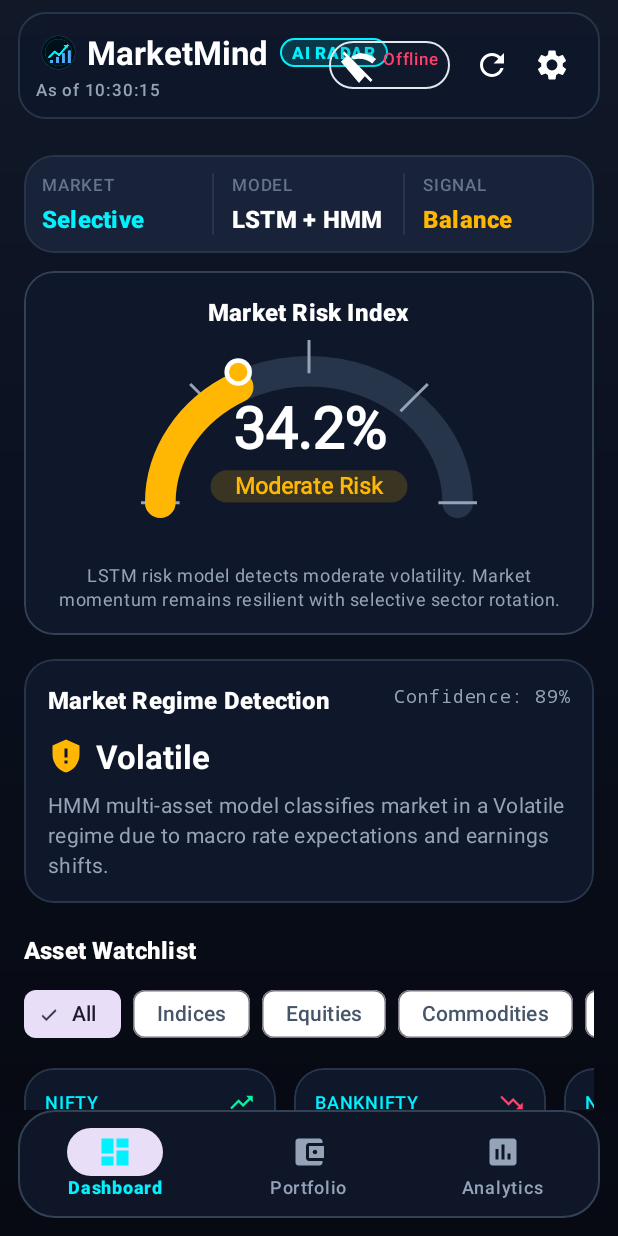
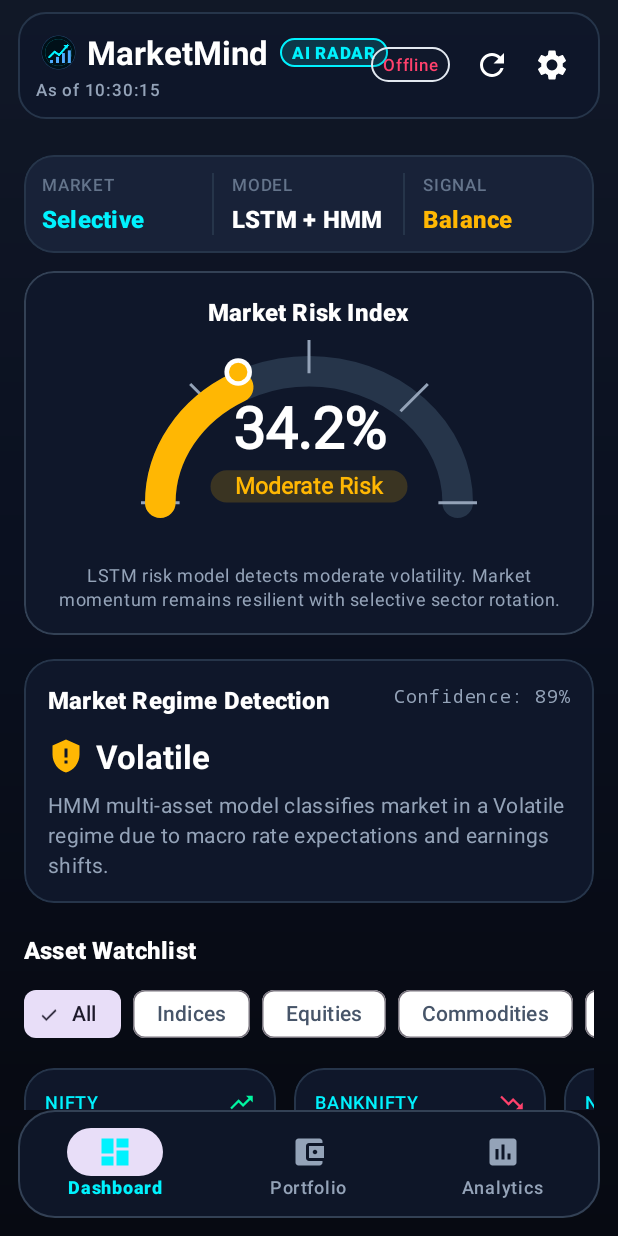
Before and after one commit to chethancd24-sketch/MarketMind, an Android app: the DashboardFragment screen opened through its navigation route, on a phone screen of 412 x 824 dp. Run offline under Robolectric (Android 15) with nearby library versions, the phone set to English and light mode, and no system bars; our stand-ins replace navigation-ui.

Commit message:
Remove compound tick drawable from connection chip to prevent overlapping in top bar

```diff
--- a/app/src/main/java/com/example/marketmind/ui/dashboard/DashboardFragment.kt
+++ b/app/src/main/java/com/example/marketmind/ui/dashboard/DashboardFragment.kt
@@ -136,11 +136,11 @@ class DashboardFragment : Fragment() {
         if (isOnline) {
             binding.tvConnectionChip.text = getString(R.string.status_connected)
             binding.tvConnectionChip.setTextColor(ContextCompat.getColor(requireContext(), R.color.status_online))
-            binding.tvConnectionChip.setCompoundDrawablesWithIntrinsicBounds(R.drawable.ic_check_circle, 0, 0, 0)
+            binding.tvConnectionChip.setCompoundDrawablesWithIntrinsicBounds(0, 0, 0, 0)
         } else {
             binding.tvConnectionChip.text = getString(R.string.status_offline)
             binding.tvConnectionChip.setTextColor(ContextCompat.getColor(requireContext(), R.color.status_offline))
-            binding.tvConnectionChip.setCompoundDrawablesWithIntrinsicBounds(R.drawable.ic_wifi_off, 0, 0, 0)
+            binding.tvConnectionChip.setCompoundDrawablesWithIntrinsicBounds(0, 0, 0, 0)
         }
     }
 
--- a/app/src/main/res/layout/fragment_dashboard.xml
+++ b/app/src/main/res/layout/fragment_dashboard.xml
@@ -87,8 +87,6 @@
                 android:layout_height="wrap_content"
                 android:layout_marginEnd="@dimen/spacing_8dp"
                 android:background="@drawable/bg_status_chip"
-                android:drawableStart="@drawable/ic_check_circle"
-                android:drawablePadding="4dp"
                 android:paddingHorizontal="@dimen/spacing_8dp"
                 android:paddingVertical="@dimen/spacing_4dp"
                 android:textAppearance="?attr/textAppearanceLabelSmall"
```
